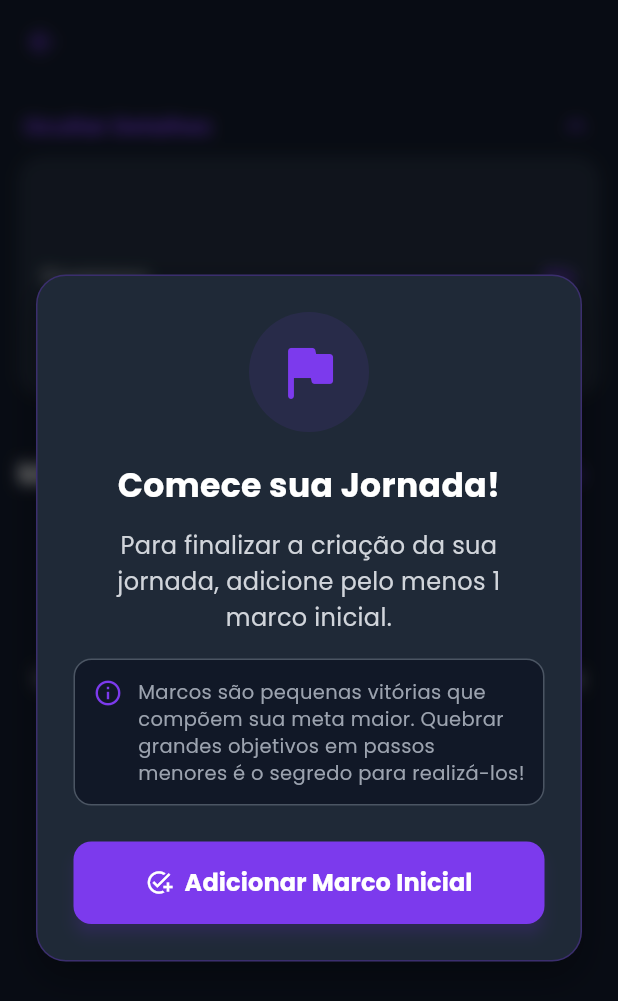
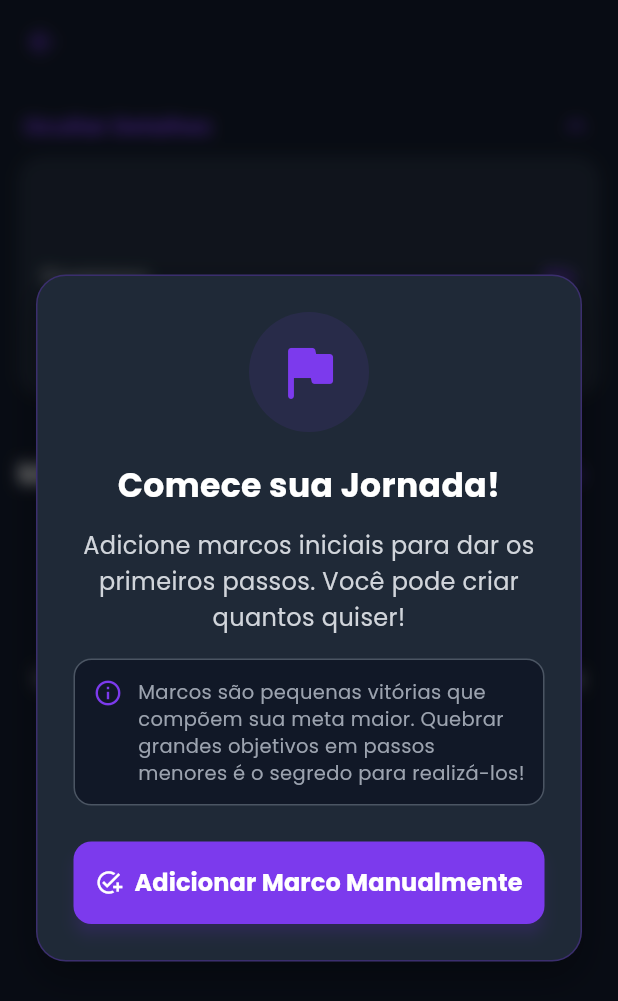
Before and after one commit to gmalickovski/sincroapp_flutter, a Flutter app: the GoalDetailScreen screen opened directly with empty values, on a phone screen of 412 x 824 dp. Shown: the top 1001 px of the screen. Run offline on Flutter 3.47's test engine with Material 3 defaults, Android fonts, the phone set to English and light mode, and no system bars; our stand-ins replace cloud_firestore, cloud_functions, equatable, firebase_ai, firebase_auth, firebase_core and 9 more; missing offline and left inert: firebase_app_check; accounts and stored records are empty; statements that could not run were skipped.

Commit message:
feat: Implement goal detail screen with task management, AI suggestions, and personal day calculation, alongside new AI and strategy services.

```diff
--- a/lib/features/goals/presentation/widgets/goal_onboarding_modal.dart
+++ b/lib/features/goals/presentation/widgets/goal_onboarding_modal.dart
@@ -4,10 +4,12 @@ import 'package:sincro_app_flutter/common/constants/app_colors.dart';
 
 class GoalOnboardingModal extends StatelessWidget {
   final VoidCallback onAddMilestone;
+  final VoidCallback? onSuggestWithAI; // Novo callback para IA
 
   const GoalOnboardingModal({
     super.key,
     required this.onAddMilestone,
+    this.onSuggestWithAI,
   });
 
   @override
@@ -67,7 +69,7 @@ class GoalOnboardingModal extends StatelessWidget {
                 ),
                 const SizedBox(height: 12),
                 const Text(
-                  'Para finalizar a criação da sua jornada, adicione pelo menos 1 marco inicial.',
+                  'Adicione marcos iniciais para dar os primeiros passos. Você pode criar quantos quiser!',
                   style: TextStyle(
                     color: AppColors.secondaryText,
                     fontSize: 16,
@@ -102,13 +104,14 @@ class GoalOnboardingModal extends StatelessWidget {
                   ),
                 ),
                 const SizedBox(height: 24),
+                // Botão Principal: Adicionar Manualmente
                 SizedBox(
                   width: double.infinity,
                   child: ElevatedButton.icon(
                     onPressed: onAddMilestone,
                     icon: const Icon(Icons.add_task, color: Colors.white),
                     label: const Text(
-                      'Adicionar Marco Inicial',
+                      'Adicionar Marco Manualmente',
                       style: TextStyle(
                         color: Colors.white,
                         fontSize: 16,
@@ -126,6 +129,32 @@ class GoalOnboardingModal extends StatelessWidget {
                     ),
                   ),
                 ),
+                // Botão Secundário: Sugerir com IA (se disponível)
+                if (onSuggestWithAI != null) ...[
+                  const SizedBox(height: 12),
+                  SizedBox(
+                    width: double.infinity,
+                    child: OutlinedButton.icon(
+                      onPressed: onSuggestWithAI,
+                      icon: const Icon(Icons.auto_awesome, color: AppColors.primary, size: 20),
+                      label: const Text(
+                        'Sugerir com IA',
+                        style: TextStyle(
+                          color: AppColors.primary,
+                          fontSize: 15,
+                          fontWeight: FontWeight.w600,
+                        ),
+                      ),
+                      style: OutlinedButton.styleFrom(
+                        padding: const EdgeInsets.symmetric(vertical: 14),
+                        side: const BorderSide(color: AppColors.primary, width: 1.5),
+                        shape: RoundedRectangleBorder(
+                          borderRadius: BorderRadius.circular(12),
+                        ),
+                      ),
+                    ),
+                  ),
+                ],
               ],
             ),
           ),
```
Also changed, not shown: lib/features/assistant/services/assistant_prompt_builder.dart (+31 -0 lines), lib/features/goals/presentation/goal_detail_screen.dart (+129 -3 lines), lib/features/goals/presentation/widgets/create_goal_dialog.dart (+8 -9 lines), lib/features/strategy/services/strategy_engine.dart (+34 -0 lines), lib/services/ai_prompt_builder.dart (+34 -0 lines).
